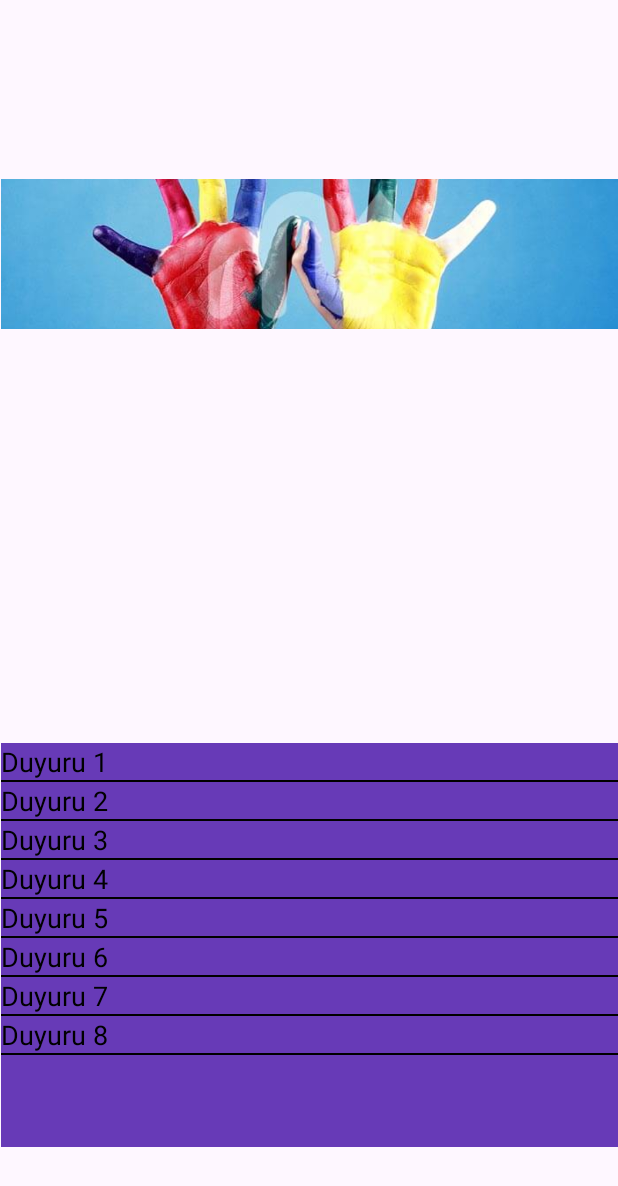
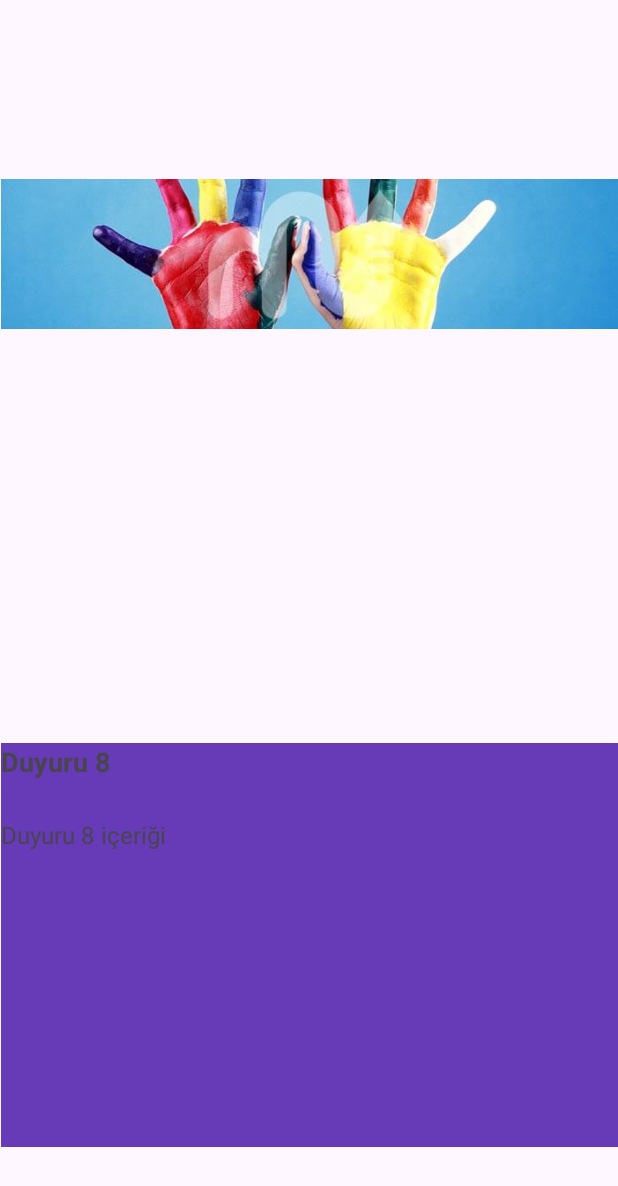
Before and after one commit to noktahesefe/STS-Mobile-Side-kubilay, an Android app: the EventFragment screen opened directly, with no data from a screen before it, after a tap on "Duyuru 8", on a phone screen of 412 x 824 dp. Shown: the top 1186 px of the screen. Run offline under Robolectric (Android 15) with nearby library versions, the phone set to English and light mode, and no system bars.

Commit message:
Added announcement and event detail fragments

```diff
--- /dev/null
+++ b/app/src/main/java/com/example/birdaha/Fragments/GeneralAnnouncementDetailFragment.java
@@ -0,0 +1,59 @@
+package com.example.birdaha.Fragments;
+
+import android.os.Bundle;
+
+import androidx.fragment.app.Fragment;
+import androidx.fragment.app.FragmentManager;
+
+import android.view.LayoutInflater;
+import android.view.View;
+import android.view.ViewGroup;
+import android.widget.TextView;
+
+import com.example.birdaha.R;
+
+
+public class GeneralAnnouncementDetailFragment extends Fragment {
+
+    public GeneralAnnouncementDetailFragment() {
+        // Required empty public constructor
+    }
+
+    @Override
+    public void onCreate(Bundle savedInstanceState) {
+        super.onCreate(savedInstanceState);
+
+    }
+
+    @Override
+    public View onCreateView(LayoutInflater inflater, ViewGroup container,
+                             Bundle savedInstanceState) {
+        // Inflate the layout for this fragment
+        View view = inflater.inflate(R.layout.fragment_general_announcement_detail, container, false);
+
+        TextView title = view.findViewById(R.id.announcement_title);
+        TextView details = view.findViewById(R.id.announcement_details);
+
+        Bundle args = getArguments();
+        if(args != null){
+            String titleString = args.getString("title", "");
+            String contentString = args.getString("details", "");
+
+            title.setText(titleString);
+            details.setText(contentString);
+        }
+        view.setOnClickListener(new View.OnClickListener() {
+            @Override
+            public void onClick(View view) {
+                navigateBack();
+            }
+        });
+
+        return view;
+    }
+
+    private void navigateBack(){
+        FragmentManager manager = getParentFragmentManager();
+        manager.popBackStack();
+    }
+}
--- a/app/src/main/java/com/example/birdaha/Fragments/GeneralAnnouncementFragment.java
+++ b/app/src/main/java/com/example/birdaha/Fragments/GeneralAnnouncementFragment.java
@@ -49,6 +49,21 @@ public class GeneralAnnouncementFragment extends Fragment implements GeneralAnno
 
     @Override
     public void onGeneralAnnouncementItemClick(int position) {
+        GeneralAnnouncement current = generalAnnouncements.get(position);
 
+        GeneralAnnouncementDetailFragment detailFragment = new GeneralAnnouncementDetailFragment();
+
+        Bundle args = new Bundle();
+        args.putString("title",current.getTitle());
+        args.putString("details", current.getDetails());
+        detailFragment.setArguments(args);
+
+        getParentFragmentManager().beginTransaction()
+                .replace(R.id.announcement_container, detailFragment)
+                .addToBackStack("Announcement Fragment") // Allows user to navigate back
+                .setReorderingAllowed(true)
+                .commit();
+
+        generalAnnouncements.clear(); // This line might change
     }
 }
--- /dev/null
+++ b/app/src/main/res/layout/fragment_general_announcement_detail.xml
@@ -0,0 +1,31 @@
+<?xml version="1.0" encoding="utf-8"?>
+<androidx.constraintlayout.widget.ConstraintLayout
+    xmlns:android="http://schemas.android.com/apk/res/android"
+    xmlns:app="http://schemas.android.com/apk/res-auto"
+    xmlns:tools="http://schemas.android.com/tools"
+    android:layout_width="match_parent"
+    android:layout_height="match_parent"
+    tools:context=".Fragments.GeneralAnnouncementDetailFragment">
+
+    <TextView
+        android:id="@+id/announcement_title"
+        android:layout_width="0dp"
+        android:layout_height="50dp"
+        android:textSize="18sp"
+        android:textStyle="bold"
+        android:text="Title"
+        app:layout_constraintEnd_toEndOf="parent"
+        app:layout_constraintStart_toStartOf="parent"
+        app:layout_constraintTop_toTopOf="parent" />
+
+    <TextView
+        android:id="@+id/announcement_details"
+        android:layout_width="0dp"
+        android:layout_height="100dp"
+        android:text="Details"
+        android:textSize="16sp"
+        app:layout_constraintEnd_toEndOf="parent"
+        app:layout_constraintStart_toStartOf="parent"
+        app:layout_constraintTop_toBottomOf="@+id/announcement_title" />
+
+</androidx.constraintlayout.widget.ConstraintLayout>
```
Also changed, not shown: app/src/main/java/com/example/birdaha/Fragments/EventDetailFragment.java (added, +60 -0 lines), app/src/main/java/com/example/birdaha/Fragments/EventFragment.java (+15 -0 lines), app/src/main/res/layout/fragment_event_detail.xml (added, +29 -0 lines).
